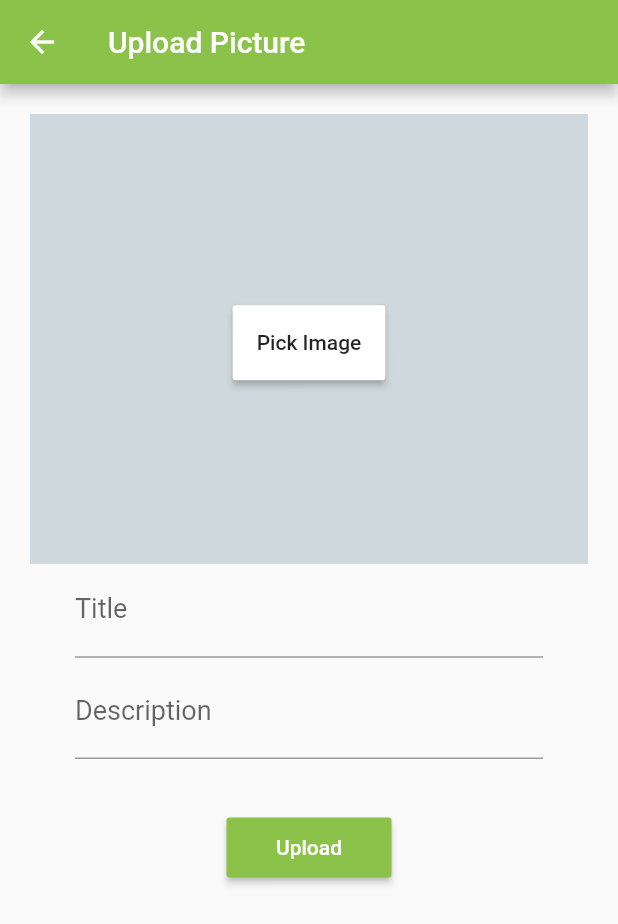
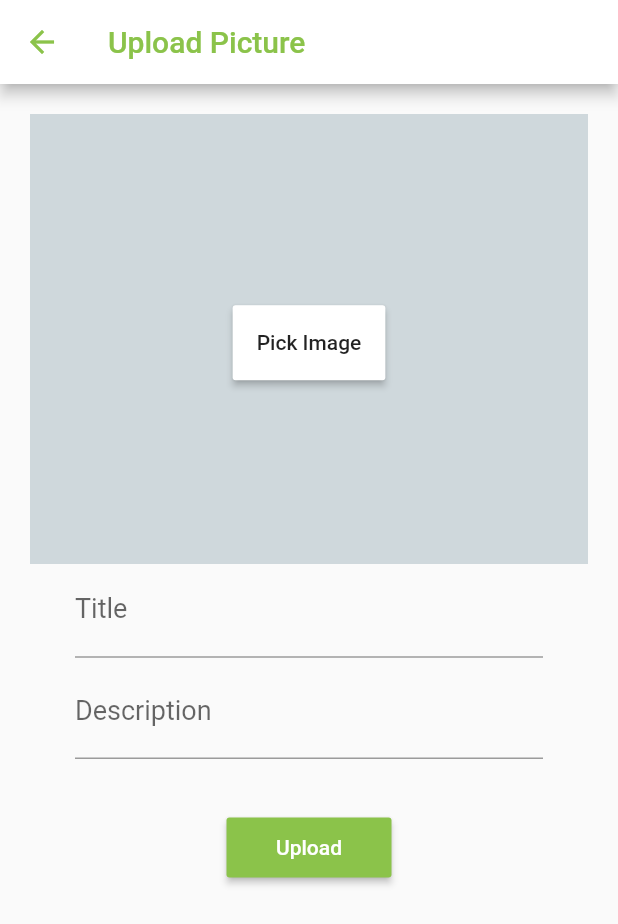
Before and after one commit to anfelixsoto/CookiT, a Flutter app: the PostUpload screen opened directly with empty values, on a phone screen of 412 x 824 dp. Shown: the top 924 px of the screen. Run offline on Flutter 3.47's test engine with Material 2 defaults, Android fonts, the phone set to English and light mode, and no system bars; our stand-ins replace avatar_glow, cloud_firestore, firebase_auth, firebase_storage, image_picker, splashscreen; accounts and stored records are empty.

Commit message:
UI chnages to RecipeDetails,Instructions,ImgUpload,Favs

```diff
--- a/cookit_demo/lib/ImageUpload.dart
+++ b/cookit_demo/lib/ImageUpload.dart
@@ -180,8 +180,11 @@ class _PostUploadState extends State<PostUpload> {
       );
     } else {
       return Container(
-        padding: EdgeInsets.only(top: 5.0, left: 20.0, bottom: 0.0),
-         child: Image.file(_image, width: 300, height: 300),
+        padding: EdgeInsets.only(top: 5.0, left: 0.0, bottom: 0.0),
+         child: Image.file(
+             _image, width: MediaQuery.of(context).size.width,
+           fit: BoxFit.cover, height: 300,
+         ),
       );
     }
   }
@@ -298,15 +301,15 @@ class _PostUploadState extends State<PostUpload> {
         leading: IconButton(
             icon: Icon(
               Icons.arrow_back,
-              color: Colors.white,
+              color: Colors.lightGreen,
               size: 24.0,
 
             ),
             onPressed: () {
               Navigator.pop(context);
             }),
-        title: Text('Upload Picture', style: TextStyle(color: Colors.white)),
-        backgroundColor: Colors.lightGreen,
+        title: Text('Upload Picture', style: TextStyle(color: Colors.lightGreen)),
+        backgroundColor: Colors.white,
 
       ),
      body: Container(
--- a/cookit_demo/lib/model/Recipe.dart
+++ b/cookit_demo/lib/model/Recipe.dart
@@ -34,7 +34,7 @@ class Recipe{
   factory Recipe.fromJSON(Map<String,dynamic> json){
     return Recipe(
       name:json['title'],
-      description: json['title'],
+      description: json['cuisine'],
       imageURL:json['image'],
       numCalories:json['nutrition']['nutrients'][0]['amount'],
       prepTime:json['readyInMinutes'],
```
Also changed, not shown: cookit_demo/lib/RecipeDetails.dart (+10 -4 lines), cookit_demo/lib/RecipeInstructions.dart (+12 -3 lines), cookit_demo/lib/UserScreen.dart (+0 -24 lines).
